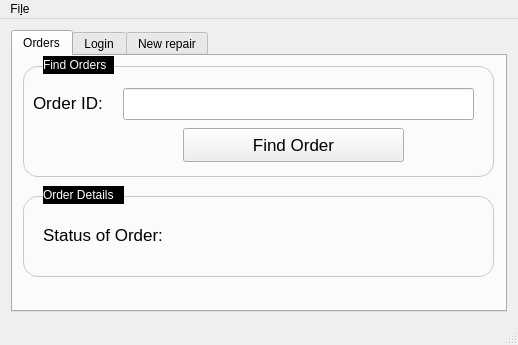
This is tiendaMoviles/mainwindow.ui in ChristopherCousin/PhoneShop as Qt 5 draws it before an edit. The edited form follows.
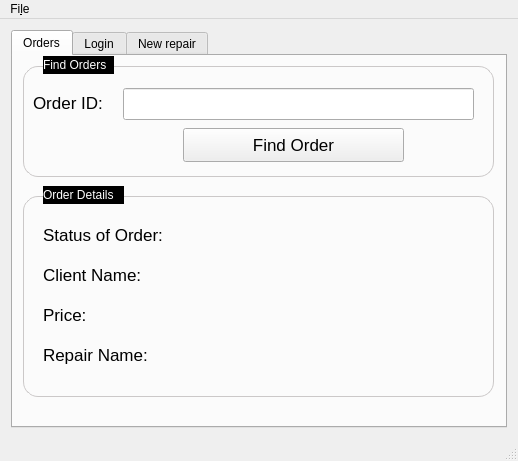
This is the edited form. The open tabs and pages were chosen to show the change. Icons and pictures are not drawn.

Patch:
```diff
--- a/tiendaMoviles/mainwindow.ui
+++ b/tiendaMoviles/mainwindow.ui
@@ -7,7 +7,7 @@
     <x>0</x>
     <y>0</y>
     <width>518</width>
-    <height>345</height>
+    <height>461</height>
    </rect>
   </property>
   <property name="sizePolicy">
@@ -129,7 +129,7 @@
           <x>10</x>
           <y>140</y>
           <width>471</width>
-          <height>81</height>
+          <height>201</height>
          </rect>
         </property>
         <property name="styleSheet">
@@ -200,7 +200,61 @@
          <string/>
         </property>
        </widget>
-       <zorder>label_9</zorder>
+       <widget class="QLabel" name="label_client1">
+        <property name="geometry">
+         <rect>
+          <x>30</x>
+          <y>210</y>
+          <width>141</width>
+          <height>18</height>
+         </rect>
+        </property>
+        <property name="font">
+         <font>
+          <pointsize>13</pointsize>
+         </font>
+        </property>
+        <property name="text">
+         <string>Client Name:</string>
+        </property>
+       </widget>
+       <widget class="QLabel" name="label_client2">
+        <property name="geometry">
+         <rect>
+          <x>30</x>
+          <y>250</y>
+          <width>141</width>
+          <height>18</height>
+         </rect>
+        </property>
+        <property name="font">
+         <font>
+          <pointsize>13</pointsize>
+         </font>
+        </property>
+        <property name="text">
+         <string>Price:</string>
+        </property>
+       </widget>
+       <widget class="QLabel" name="label_client3">
+        <property name="geometry">
+         <rect>
+          <x>30</x>
+          <y>290</y>
+          <width>141</width>
+          <height>18</height>
+         </rect>
+        </property>
+        <property name="font">
+         <font>
+          <pointsize>13</pointsize>
+         </font>
+        </property>
+        <property name="text">
+         <string>Repair Name:</string>
+        </property>
+       </widget>
+       <zorder>statusOfOrderLabel</zorder>
        <zorder>label_7</zorder>
        <zorder>label_6</zorder>
        <zorder>lineEdit_2</zorder>
```
Left out of the diff: 26 changed lines with no effect on the pictures.
